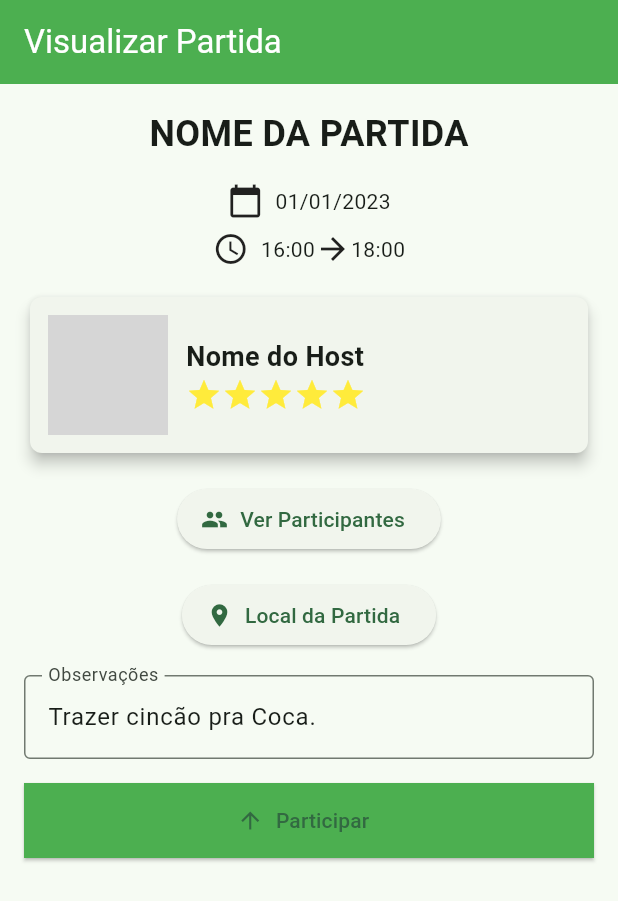
After one commit to equipe-5/vem-pro-fut, a Flutter app: the screen it shows after launch, on a phone screen of 412 x 824 dp. The commit adds this screen. Shown: the top 901 px of the screen. Run offline on Flutter 3.47's test engine with Material 2 defaults, Android fonts, the phone set to English and light mode, and no system bars; network calls fail; grey boxes are pictures that could not be loaded.

Commit message:
Adicionado tela de ver partida

```diff
--- a/lib/main.dart
+++ b/lib/main.dart
@@ -1,5 +1,5 @@
 import 'package:flutter/material.dart';
-import 'package:vem_pro_fut_app/src/matches/create_match.dart';
+import 'package:vem_pro_fut_app/src/matches/view_match.dart';
 
 void main() {
   runApp(const MyApp());
@@ -18,7 +18,7 @@ class MyApp extends StatelessWidget {
             ColorScheme.fromSeed(seedColor: Colors.greenAccent.shade400),
         useMaterial3: true,
       ),
-      home: const CreateMatch(),
+      home: const ViewMatch(),
     );
   }
 }
--- /dev/null
+++ b/lib/src/matches/view_match.dart
@@ -0,0 +1,154 @@
+import 'package:flutter/material.dart';
+
+class ViewMatch extends StatefulWidget {
+  const ViewMatch({super.key});
+
+  @override
+  State<ViewMatch> createState() => _ViewMatchState();
+}
+
+class _ViewMatchState extends State<ViewMatch> {
+  @override
+  Widget build(BuildContext context) {
+    return Scaffold(
+      appBar: AppBar(
+        title: const Text('Visualizar Partida'),
+        backgroundColor: Colors.green,
+        foregroundColor: Colors.white,
+      ),
+      body: Container(
+        padding: const EdgeInsets.all(16.0),
+        child: Column(
+          mainAxisAlignment: MainAxisAlignment.start,
+          children: [
+            const Text(
+              'NOME DA PARTIDA',
+              style: TextStyle(
+                fontSize: 24.0,
+                fontWeight: FontWeight.bold,
+              ),
+            ),
+            const SizedBox(height: 16.0),
+            const Row(
+              mainAxisAlignment: MainAxisAlignment.center,
+              children: [
+                Icon(Icons.calendar_today),
+                SizedBox(width: 8.0),
+                Text(
+                  '01/01/2023',
+                ),
+              ],
+            ),
+            const SizedBox(height: 8.0),
+            const Row(
+              mainAxisAlignment: MainAxisAlignment.center,
+              children: [
+                Icon(Icons.access_time),
+                SizedBox(width: 8.0),
+                Text(
+                  '16:00',
+                ),
+                Icon(Icons.arrow_forward),
+                Text(
+                  '18:00',
+                )
+              ],
+            ),
+            const SizedBox(height: 16.0),
+            Card(
+              elevation: 4,
+              shape: RoundedRectangleBorder(
+                borderRadius: BorderRadius.circular(8),
+              ),
+              child: Container(
+                width: double.infinity,
+                padding: const EdgeInsets.all(12),
+                child: const Row(
+                  children: [
+                    CircleAvatar(
+                      radius: 40,
+                      backgroundImage: NetworkImage('URL_TO_PROFILE_PICTURE'),
+                    ),
+                    SizedBox(width: 12),
+                    Expanded(
+                      child: Column(
+                        crossAxisAlignment: CrossAxisAlignment.start,
+                        children: [
+                          Text(
+                            'Nome do Host',
+                            style: TextStyle(
+                              fontSize: 18,
+                              fontWeight: FontWeight.bold,
+                            ),
+                          ),
+                          Row(
+                            children: [
+                              Icon(Icons.star, color: Colors.yellow),
+                              Icon(Icons.star, color: Colors.yellow),
+                              Icon(Icons.star, color: Colors.yellow),
+                              Icon(Icons.star, color: Colors.yellow),
+                              Icon(Icons.star, color: Colors.yellow),
+                            ],
+                          ),
+                        ],
+                      ),
+                    ),
+                  ],
+                ),
+              ),
+            ),
+            const SizedBox(height: 16.0),
+            Column(
+              children: [
+                ElevatedButton.icon(
+                  onPressed: () {
+                    // Handle button click here
+                  },
+                  icon: const Icon(Icons.people),
+                  label: const Text('Ver Participantes'),
+                ),
+                const SizedBox(height: 16.0),
+                ElevatedButton.icon(
+                  onPressed: () {
+                    // Handle button click here
+                  },
+                  icon: const Icon(Icons.location_on),
+                  label: const Text('Local da Partida'),
+                ),
+              ],
+            ),
+            const SizedBox(height: 16.0),
+            TextFormField(
+              readOnly: true,
+              initialValue: 'Trazer cincão pra Coca.',
+              decoration: const InputDecoration(
+                labelText: 'Observações',
+                border: OutlineInputBorder(),
+              ),
+            ),
+            const SizedBox(height: 16.0),
+            ButtonTheme(
+              // Set the minimum width of the button to match the screen width
+              height: 50.0, // Set the height of the button
+              child: ElevatedButton.icon(
+                onPressed: () {
+                  return;
+                },
+                icon: const Icon(Icons.arrow_upward),
+                label: const Text('Participar'),
+                style: ElevatedButton.styleFrom(
+                  backgroundColor: Colors.green,
+                  minimumSize: const Size.fromHeight(50),
+                  shape: RoundedRectangleBorder(
+                    borderRadius:
+                        BorderRadius.circular(0), // Set the button shape
+                  ),
+                ),
+              ),
+            ),
+          ],
+        ),
+      ),
+    );
+  }
+}
```
